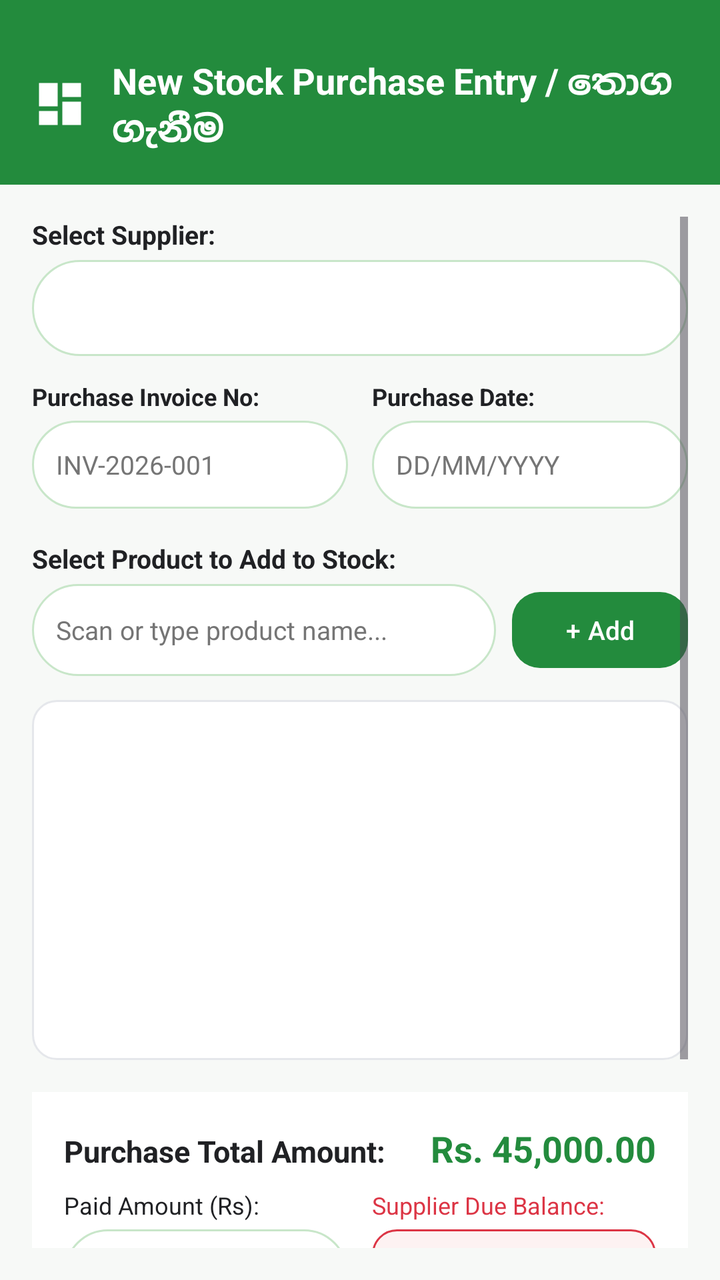
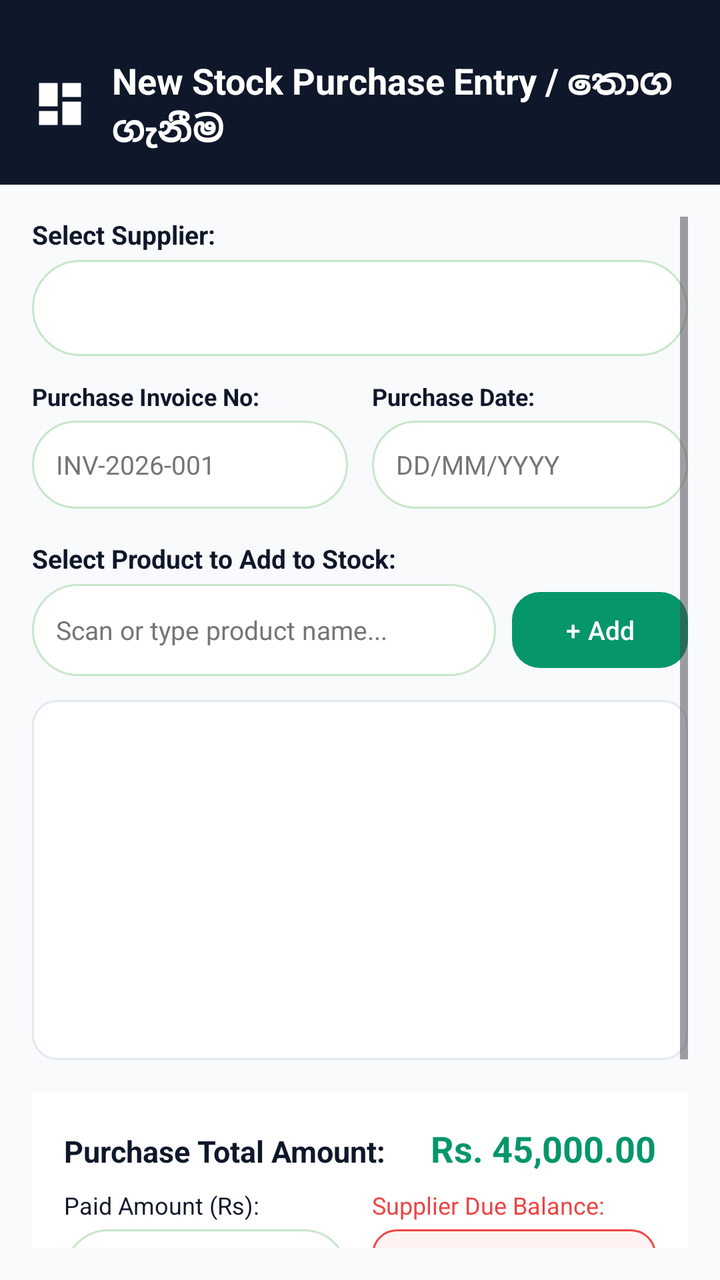

Compare the two renders of this Android layout. The source of the first and the diff that turns it into the second are given below.
<!-- AndroidManifest.xml: application theme Theme.PosSystem -->
<!-- res/layout/activity_add_purchase.xml -->
<?xml version="1.0" encoding="utf-8"?>
<LinearLayout xmlns:android="http://schemas.android.com/apk/res/android"
    xmlns:app="http://schemas.android.com/apk/res-auto"
    android:layout_width="match_parent"
    android:layout_height="match_parent"
    android:fitsSystemWindows="true"
    android:background="@color/green_bg_light"
    android:orientation="vertical">

    
    <LinearLayout
        android:layout_width="match_parent"
        android:layout_height="wrap_content"
        android:background="@color/green_primary"
        android:gravity="center_vertical"
        android:orientation="horizontal"
        android:paddingHorizontal="16dp"
        android:paddingTop="28dp"
        android:paddingBottom="16dp">

        <ImageView
            android:id="@+id/btnBackAddPurchase"
            android:layout_width="28dp"
            android:layout_height="28dp"
            android:contentDescription="Back"
            android:src="@drawable/ic_dashboard"
            app:tint="@color/white" />

        <TextView
            android:layout_width="wrap_content"
            android:layout_height="wrap_content"
            android:layout_marginStart="12dp"
            android:text="New Stock Purchase Entry / තොග ගැනීම"
            android:textColor="@color/white"
            android:textSize="18sp"
            android:textStyle="bold" />
    </LinearLayout>

    <ScrollView
        android:layout_width="match_parent"
        android:layout_height="match_parent"
        android:fillViewport="true"
        android:padding="16dp">

        <LinearLayout
            android:layout_width="match_parent"
            android:layout_height="wrap_content"
            android:orientation="vertical">

            
            <TextView
                android:layout_width="wrap_content"
                android:layout_height="wrap_content"
                android:text="Select Supplier:"
                android:textColor="@color/black"
                android:textSize="13sp"
                android:textStyle="bold" />

            <Spinner
                android:id="@+id/spnSuppliers"
                android:layout_width="match_parent"
                android:layout_height="48dp"
                android:layout_marginTop="4dp"
                android:background="@drawable/bg_search_bar"
                android:paddingHorizontal="12dp" />

            
            <LinearLayout
                android:layout_width="match_parent"
                android:layout_height="wrap_content"
                android:layout_marginTop="12dp"
                android:orientation="horizontal"
                android:weightSum="2">

                <LinearLayout
                    android:layout_width="0dp"
                    android:layout_height="wrap_content"
                    android:layout_marginEnd="6dp"
                    android:layout_weight="1"
                    android:orientation="vertical">

                    <TextView
                        android:layout_width="wrap_content"
                        android:layout_height="wrap_content"
                        android:text="Purchase Invoice No:"
                        android:textColor="@color/black"
                        android:textSize="12sp"
                        android:textStyle="bold" />

                    <EditText
                        android:id="@+id/etPurchaseInvoiceNo"
                        android:layout_width="match_parent"
                        android:layout_height="44dp"
                        android:layout_marginTop="4dp"
                        android:background="@drawable/bg_search_bar"
                        android:hint="INV-2026-001"
                        android:inputType="text"
                        android:paddingHorizontal="12dp"
                        android:textColor="@color/black"
                        android:textColorHint="#757575"
                        android:textSize="13sp" />
                </LinearLayout>

                <LinearLayout
                    android:layout_width="0dp"
                    android:layout_height="wrap_content"
                    android:layout_marginStart="6dp"
                    android:layout_weight="1"
                    android:orientation="vertical">

                    <TextView
                        android:layout_width="wrap_content"
                        android:layout_height="wrap_content"
                        android:text="Purchase Date:"
                        android:textColor="@color/black"
                        android:textSize="12sp"
                        android:textStyle="bold" />

                    <EditText
                        android:id="@+id/etPurchaseDate"
                        android:layout_width="match_parent"
                        android:layout_height="44dp"
                        android:layout_marginTop="4dp"
                        android:background="@drawable/bg_search_bar"
                        android:focusable="false"
                        android:hint="DD/MM/YYYY"
                        android:paddingHorizontal="12dp"
                        android:textColor="@color/black"
                        android:textColorHint="#757575"
                        android:textSize="13sp" />
                </LinearLayout>
            </LinearLayout>

            
            <TextView
                android:layout_width="wrap_content"
                android:layout_height="wrap_content"
                android:layout_marginTop="16dp"
                android:text="Select Product to Add to Stock:"
                android:textColor="@color/black"
                android:textSize="13sp"
                android:textStyle="bold" />

            <LinearLayout
                android:layout_width="match_parent"
                android:layout_height="wrap_content"
                android:layout_marginTop="4dp"
                android:orientation="horizontal">

                <EditText
                    android:id="@+id/etSearchPurchaseItem"
                    android:layout_width="0dp"
                    android:layout_height="46dp"
                    android:layout_weight="1"
                    android:background="@drawable/bg_search_bar"
                    android:hint="Scan or type product name..."
                    android:paddingHorizontal="12dp"
                    android:textColor="@color/black"
                    android:textColorHint="#757575"
                    android:textSize="13sp" />

                <Button
                    android:id="@+id/btnAddPurchaseItem"
                    style="@style/GreenButton"
                    android:layout_width="wrap_content"
                    android:layout_height="46dp"
                    android:layout_marginStart="8dp"
                    android:text="+ Add"
                    android:textSize="13sp" />
            </LinearLayout>

            
            <androidx.recyclerview.widget.RecyclerView
                android:id="@+id/rvPurchaseItems"
                android:layout_width="match_parent"
                android:layout_height="180dp"
                android:layout_marginTop="12dp"
                android:background="@drawable/bg_card_rounded"
                android:padding="8dp" />

            
            <LinearLayout
                android:layout_width="match_parent"
                android:layout_height="wrap_content"
                android:layout_marginTop="16dp"
                android:background="@color/white"
                android:orientation="vertical"
                android:padding="16dp">

                <LinearLayout
                    android:layout_width="match_parent"
                    android:layout_height="wrap_content"
                    android:orientation="horizontal">

                    <TextView
                        android:layout_width="0dp"
                        android:layout_height="wrap_content"
                        android:layout_weight="1"
                        android:text="Purchase Total Amount:"
                        android:textColor="@color/black"
                        android:textSize="15sp"
                        android:textStyle="bold" />

                    <TextView
                        android:id="@+id/tvPurchaseGrandTotal"
                        android:layout_width="wrap_content"
                        android:layout_height="wrap_content"
                        android:text="Rs. 45,000.00"
                        android:textColor="@color/green_primary"
                        android:textSize="18sp"
                        android:textStyle="bold" />
                </LinearLayout>

                <LinearLayout
                    android:layout_width="match_parent"
                    android:layout_height="wrap_content"
                    android:layout_marginTop="8dp"
                    android:orientation="horizontal"
                    android:weightSum="2">

                    <LinearLayout
                        android:layout_width="0dp"
                        android:layout_height="wrap_content"
                        android:layout_marginEnd="6dp"
                        android:layout_weight="1"
                        android:orientation="vertical">

                        <TextView
                            android:layout_width="wrap_content"
                            android:layout_height="wrap_content"
                            android:text="Paid Amount (Rs):"
                            android:textColor="@color/black"
                            android:textSize="12sp" />

                        <EditText
                            android:id="@+id/etPurchasePaidAmount"
                            android:layout_width="match_parent"
                            android:layout_height="44dp"
                            android:layout_marginTop="4dp"
                            android:background="@drawable/bg_search_bar"
                            android:hint="Paid"
                            android:inputType="numberDecimal"
                            android:paddingHorizontal="10dp"
                            android:textColor="@color/black"
                            android:textColorHint="#757575"
                            android:textSize="13sp" />
                    </LinearLayout>

                    <LinearLayout
                        android:layout_width="0dp"
                        android:layout_height="wrap_content"
                        android:layout_marginStart="6dp"
                        android:layout_weight="1"
                        android:orientation="vertical">

                        <TextView
                            android:layout_width="wrap_content"
                            android:layout_height="wrap_content"
                            android:text="Supplier Due Balance:"
                            android:textColor="@color/red_alert"
                            android:textSize="12sp" />

                        <TextView
                            android:id="@+id/tvPurchaseDueBalance"
                            android:layout_width="match_parent"
                            android:layout_height="44dp"
                            android:layout_marginTop="4dp"
                            android:background="@drawable/bg_badge_expiry"
                            android:gravity="center"
                            android:text="Rs. 0.00"
                            android:textColor="@color/red_alert"
                            android:textSize="14sp"
                            android:textStyle="bold" />
                    </LinearLayout>
                </LinearLayout>

            </LinearLayout>

            
            <Button
                android:id="@+id/btnSavePurchase"
                style="@style/GreenButton"
                android:layout_width="match_parent"
                android:layout_height="52dp"
                android:layout_marginTop="20dp"
                android:layout_marginBottom="16dp"
                android:text="SAVE PURCHASE &amp; UPDATE STOCK"
                android:textSize="15sp"
                android:textStyle="bold" />

        </LinearLayout>
    </ScrollView>
</LinearLayout>
<!-- resources referenced by this layout -->
<resources>
  <color name="black">#202124</color>
  <color name="green_bg_light">#F7F9F7</color>
  <color name="green_primary">#238B3D</color>
  <color name="red_alert">#DC3545</color>
  <color name="white">#FFFFFF</color>
  <!-- drawable bg_badge_expiry (drawable) -->
  <?xml version="1.0" encoding="utf-8"?>
  <shape xmlns:android="http://schemas.android.com/apk/res/android"
      android:shape="rectangle">
      <solid android:color="@color/red_light_bg" />
      <corners android:radius="12dp" />
      <stroke
          android:width="1dp"
          android:color="@color/red_alert" />
  </shape>
  <!-- drawable bg_card_rounded (drawable) -->
  <?xml version="1.0" encoding="utf-8"?>
  <shape xmlns:android="http://schemas.android.com/apk/res/android"
      android:shape="rectangle">
      <solid android:color="@color/white" />
      <corners android:radius="12dp" />
      <stroke
          android:width="1dp"
          android:color="@color/card_stroke" />
  </shape>
  <!-- drawable bg_search_bar (drawable) -->
  <?xml version="1.0" encoding="utf-8"?>
  <shape xmlns:android="http://schemas.android.com/apk/res/android"
      android:shape="rectangle">
      <solid android:color="@color/white" />
      <corners android:radius="24dp" />
      <stroke
          android:width="1dp"
          android:color="#C8E6C9" />
  </shape>
  <!-- drawable ic_dashboard (drawable) -->
  <vector xmlns:android="http://schemas.android.com/apk/res/android"
      android:width="24dp"
      android:height="24dp"
      android:viewportWidth="24"
      android:viewportHeight="24">
    <path
        android:fillColor="@color/green_primary"
        android:pathData="M3,13h8V3H3v10zm0,8h8v-6H3v6zm10,0h8V11h-8v10zm0,-18v6h8V3h-8z"/>
  </vector>
  <style name="GreenButton" parent="Widget.Material3.Button">
          <item name="backgroundTint">@color/green_primary</item>
          <item name="android:textColor">@color/white</item>
          <item name="cornerRadius">14dp</item>
      </style>
  <style name="Theme.PosSystem" parent="Base.Theme.PosSystem" />
  <color name="red_light_bg">#FDF2F2</color>
  <color name="card_stroke">#E5E7EB</color>
  <style name="Base.Theme.PosSystem" parent="Theme.Material3.Light.NoActionBar">
          
          <item name="colorPrimary">@color/green_primary</item>
          <item name="colorPrimaryVariant">@color/green_primary_dark</item>
          <item name="colorOnPrimary">@color/white</item>
          
          <item name="colorSecondary">@color/green_primary_light</item>
          <item name="colorSecondaryVariant">@color/green_primary_dark</item>
          <item name="colorOnSecondary">@color/white</item>
          
          <item name="colorSurface">@color/white</item>
          <item name="colorSurfaceContainer">@color/white</item>
          <item name="colorSurfaceContainerLow">@color/white</item>
          <item name="colorSurfaceContainerHigh">@color/white</item>
          <item name="colorSurfaceContainerHighest">@color/white</item>
          
          <item name="android:statusBarColor">@color/green_primary_dark</item>
          
          <item name="android:textColorHint">#6B7280</item>
          <item name="android:editTextColor">@color/black</item>
          
          <item name="android:windowBackground">@color/green_bg_light</item>
      </style>
  <color name="green_primary_dark">#176B2C</color>
  <color name="green_primary_light">#34A853</color>
</resources>

<!-- the commit's change to res/layout/activity_add_purchase.xml (unified diff, before → after) -->
@@ -11,7 +11,7 @@
     <LinearLayout
         android:layout_width="match_parent"
         android:layout_height="wrap_content"
-        android:background="@color/green_primary"
+        android:background="@color/slate_primary"
         android:gravity="center_vertical"
         android:orientation="horizontal"
         android:paddingHorizontal="16dp"
<!-- resource entries referenced after the edit -->
@@ -1,9 +1,10 @@
 <!-- resources referenced by this layout -->
 <resources>
-  <color name="black">#202124</color>
-  <color name="green_bg_light">#F7F9F7</color>
-  <color name="green_primary">#238B3D</color>
-  <color name="red_alert">#DC3545</color>
+  <color name="black">#0F172A</color>
+  <color name="green_bg_light">#F8FAFC</color>
+  <color name="green_primary">#059669</color>
+  <color name="red_alert">#EF4444</color>
+  <color name="slate_primary">#0F172A</color>
   <color name="white">#FFFFFF</color>
   <!-- drawable bg_badge_expiry (drawable) -->
   <?xml version="1.0" encoding="utf-8"?>
@@ -51,15 +52,15 @@
           <item name="cornerRadius">14dp</item>
       </style>
   <style name="Theme.PosSystem" parent="Base.Theme.PosSystem" />
-  <color name="red_light_bg">#FDF2F2</color>
-  <color name="card_stroke">#E5E7EB</color>
+  <color name="red_light_bg">#FEF2F2</color>
+  <color name="card_stroke">#E2E8F0</color>
   <style name="Base.Theme.PosSystem" parent="Theme.Material3.Light.NoActionBar">
           
-          <item name="colorPrimary">@color/green_primary</item>
-          <item name="colorPrimaryVariant">@color/green_primary_dark</item>
+          <item name="colorPrimary">@color/slate_primary</item>
+          <item name="colorPrimaryVariant">@color/slate_surface</item>
           <item name="colorOnPrimary">@color/white</item>
           
-          <item name="colorSecondary">@color/green_primary_light</item>
+          <item name="colorSecondary">@color/green_primary</item>
           <item name="colorSecondaryVariant">@color/green_primary_dark</item>
           <item name="colorOnSecondary">@color/white</item>
           
@@ -69,14 +70,16 @@
           <item name="colorSurfaceContainerHigh">@color/white</item>
           <item name="colorSurfaceContainerHighest">@color/white</item>
           
-          <item name="android:statusBarColor">@color/green_primary_dark</item>
+          <item name="android:statusBarColor">@color/slate_primary</item>
           
-          <item name="android:textColorHint">#6B7280</item>
-          <item name="android:editTextColor">@color/black</item>
+          <item name="android:textColorHint">@color/text_hint</item>
+          <item name="android:editTextColor">@color/text_primary</item>
           
           <item name="android:windowBackground">@color/green_bg_light</item>
       </style>
-  <color name="green_primary_dark">#176B2C</color>
-  <color name="green_primary_light">#34A853</color>
+  <color name="slate_surface">#1E293B</color>
+  <color name="green_primary_dark">#047857</color>
+  <color name="text_hint">#94A3B8</color>
+  <color name="text_primary">#0F172A</color>
 </resources>
 
